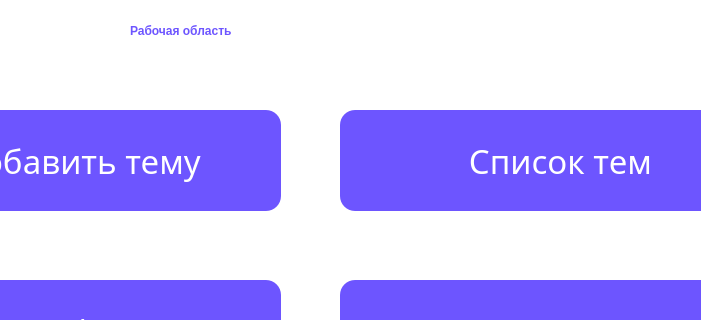
Old version of the form project/greeting.ui in the repository AssasinNik/meow; both pictures show x 130 to 831 and y 0 to 320 of the 921 by 511 pixel window.
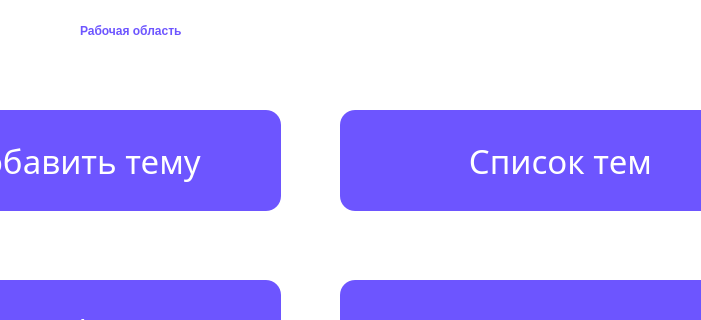
New version of the form. Icons and pictures are not drawn.

```diff
--- a/project/greeting.ui
+++ b/project/greeting.ui
@@ -65,9 +65,9 @@
   <widget class="QLabel" name="label">
    <property name="geometry">
     <rect>
-     <x>260</x>
+     <x>210</x>
      <y>0</y>
-     <width>481</width>
+     <width>541</width>
      <height>61</height>
     </rect>
    </property>
```
